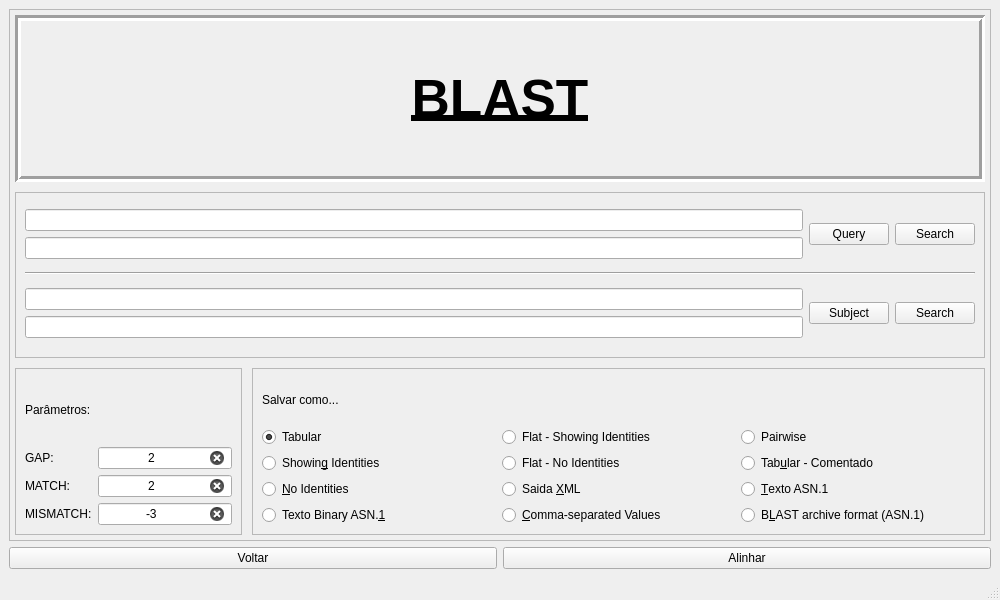
Qt form Telas/ui/tela_BLAST.ui (PedroAzevedo141/GeMapCom) before a commit.
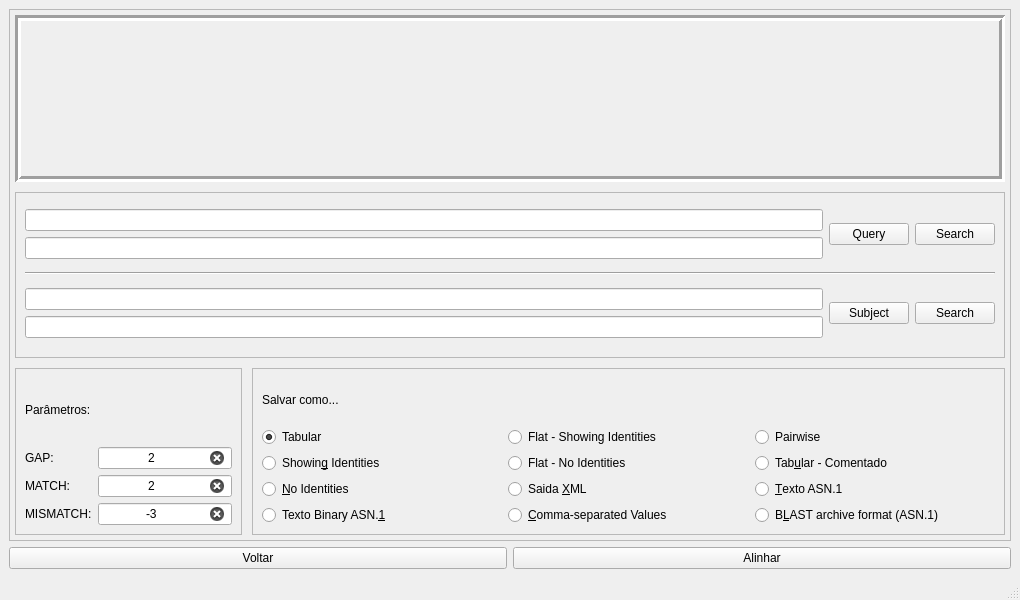
The same form after that commit. Icons and pictures are not drawn.

Commit message: [ADDED] novo layout as telas da ferramenta.

What changed in the file:
```diff
--- a/Telas/ui/tela_BLAST.ui
+++ b/Telas/ui/tela_BLAST.ui
@@ -6,10 +6,16 @@
    <rect>
     <x>0</x>
     <y>0</y>
-    <width>1000</width>
+    <width>1020</width>
     <height>600</height>
    </rect>
   </property>
+  <property name="sizePolicy">
+   <sizepolicy hsizetype="Expanding" vsizetype="Expanding">
+    <horstretch>0</horstretch>
+    <verstretch>0</verstretch>
+   </sizepolicy>
+  </property>
   <property name="windowTitle">
    <string>BLAST</string>
   </property>
@@ -25,7 +31,7 @@
         <rect>
          <x>0</x>
          <y>0</y>
-         <width>980</width>
+         <width>1000</width>
          <height>525</height>
         </rect>
        </property>
@@ -173,7 +179,7 @@
            <number>3</number>
           </property>
           <property name="text">
-           <string>BLAST</string>
+           <string/>
           </property>
           <property name="textFormat">
            <enum>Qt::AutoText</enum>
```
Left out of the diff: 58 changed lines with no effect on the pictures. The commit also changes 8 other files.
